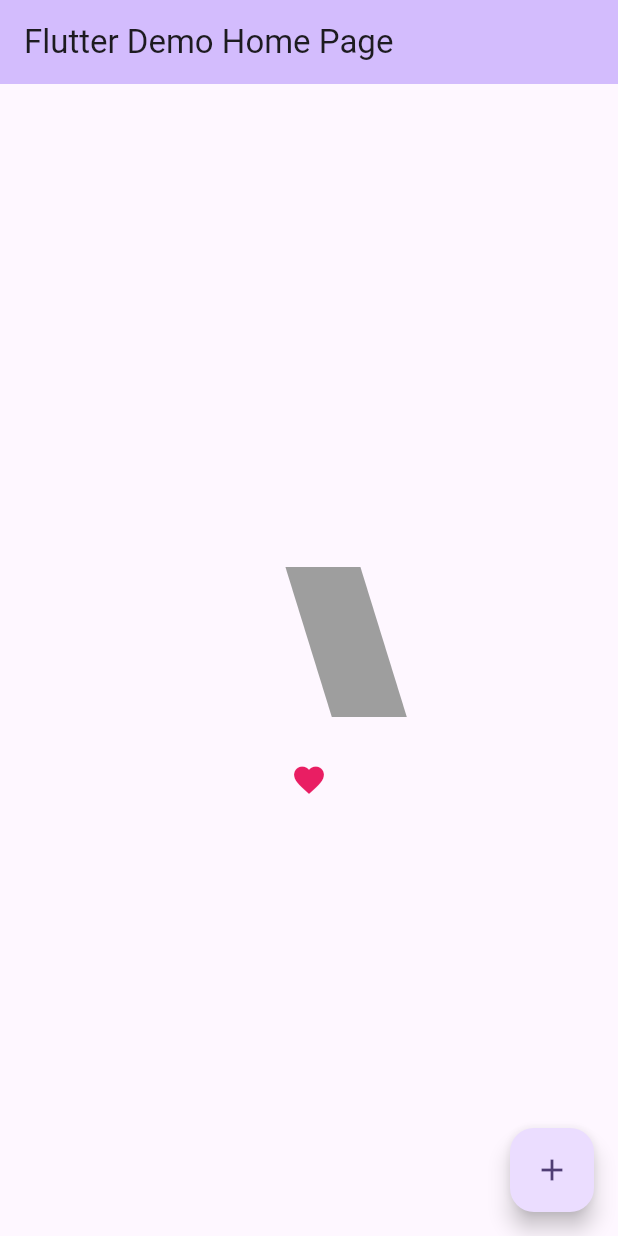
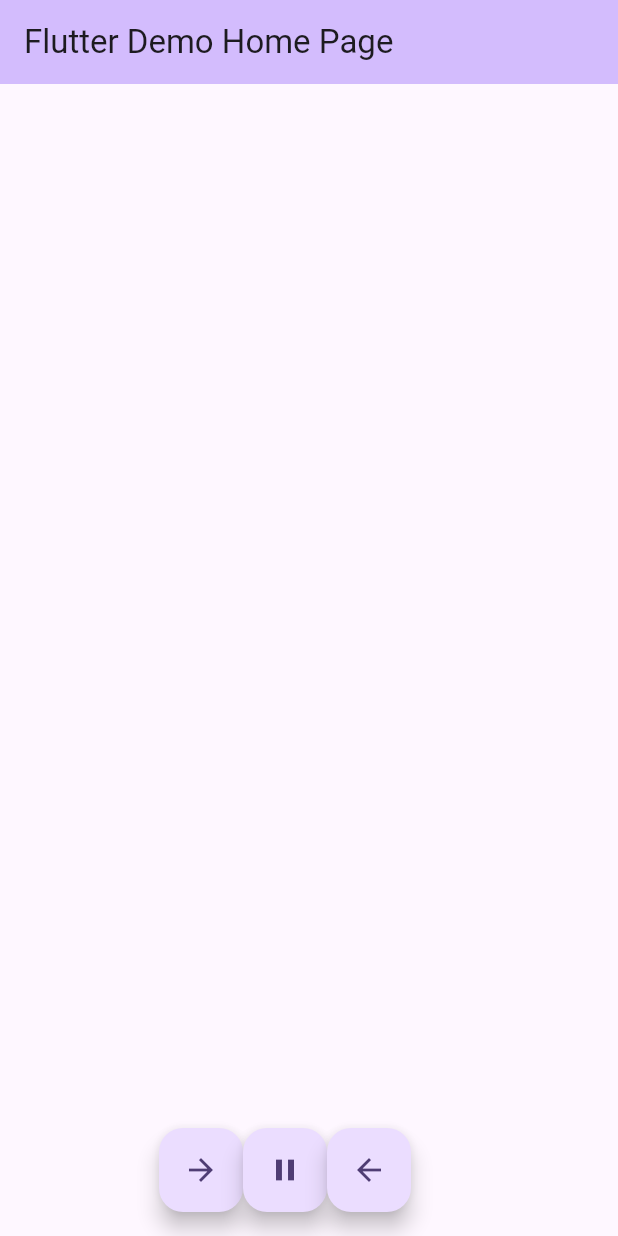
Before and after one commit to yuma-ito-bd/flutter-helloworld, a Flutter app: the screen it shows after launch, on a phone screen of 412 x 824 dp. Run offline on Flutter 3.47's test engine with Material 3 defaults, Android fonts, the phone set to English and light mode, and no system bars.

```diff
--- a/counter_app/lib/main.dart
+++ b/counter_app/lib/main.dart
@@ -1,5 +1,4 @@
 import 'package:flutter/material.dart';
-import 'package:font_awesome_flutter/font_awesome_flutter.dart';
 
 void main() {
   runApp(const MyApp());
@@ -55,12 +54,44 @@ class MyHomePage extends StatefulWidget {
   State<MyHomePage> createState() => _MyHomePageState();
 }
 
-class _MyHomePageState extends State<MyHomePage> {
-  bool _flag = false;
+class _MyHomePageState extends State<MyHomePage> with TickerProviderStateMixin {
+  late AnimationController _animationController;
 
-  _click() async {
+  // 再生
+  _forward() async {
     setState(() {
-      _flag = !_flag;
+      _animationController.forward();
+    });
+  }
+
+  // 停止
+  _stop() async {
+    setState(() {
+      _animationController.stop();
+    });
+  }
+
+  // 逆再生
+  _reverse() async {
+    setState(() {
+      _animationController.reverse();
+    });
+  }
+
+  // 生成
+  @override
+  void initState() {
+    super.initState();
+    _animationController =
+        AnimationController(vsync: this, duration: const Duration(seconds: 3));
+  }
+
+  // 破棄
+  @override
+  void dispose() {
+    setState(() {
+      _animationController.dispose();
+      super.dispose();
     });
   }
 
@@ -86,31 +117,39 @@ class _MyHomePageState extends State<MyHomePage> {
         child: Column(
           mainAxisAlignment: MainAxisAlignment.center,
           children: <Widget>[
-            AnimatedContainer(
-              duration: const Duration(seconds: 3),
-              width: _flag ? 100 : 50,
-              height: _flag ? 50 : 100,
-              padding:
-                  _flag ? const EdgeInsets.all(0) : const EdgeInsets.all(30),
-              margin:
-                  _flag ? const EdgeInsets.all(0) : const EdgeInsets.all(30),
-              transform: _flag ? Matrix4.skewX(0.0) : Matrix4.skewX(0.3),
-              color: _flag ? Colors.blue : Colors.grey,
-            ),
-            AnimatedSwitcher(
-              duration: const Duration(seconds: 3),
-              child: _flag
-                  ? const Text("なにもない")
-                  : const Icon(Icons.favorite, color: Colors.pink),
+            SizeTransition(
+              sizeFactor: _animationController,
+              child: Center(
+                child: SizedBox(
+                  width: 50,
+                  height: 50,
+                  child: Container(
+                    color: Colors.green,
+                  ),
+                ),
+              ),
             )
           ],
         ),
       ),
-      floatingActionButton: FloatingActionButton(
-        onPressed: _click,
-        tooltip: 'Increment',
-        child: const Icon(Icons.add),
-      ), // This trailing comma makes auto-formatting nicer for build methods.
+      // 再生、停止、逆再生ボタン
+      floatingActionButton: Row(
+        mainAxisAlignment: MainAxisAlignment.center,
+        children: [
+          FloatingActionButton(
+            onPressed: _forward,
+            child: const Icon(Icons.arrow_forward),
+          ),
+          FloatingActionButton(
+            onPressed: _stop,
+            child: const Icon(Icons.pause),
+          ),
+          FloatingActionButton(
+            onPressed: _reverse,
+            child: const Icon(Icons.arrow_back),
+          )
+        ],
+      ),
     );
   }
 }
```
